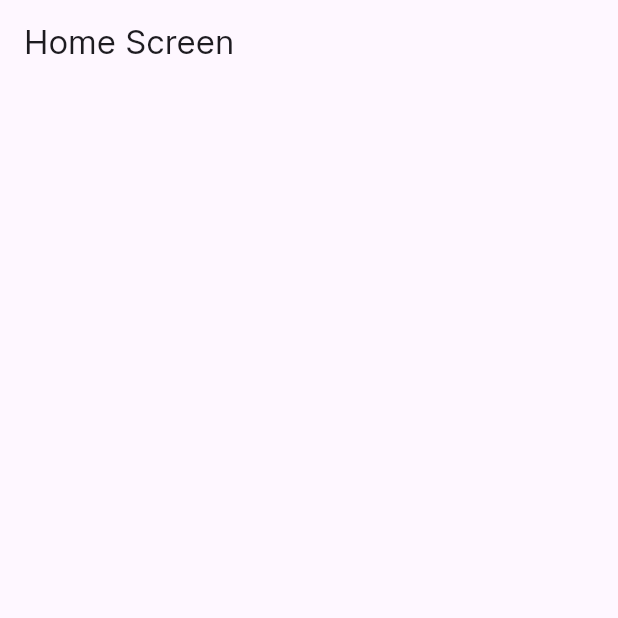
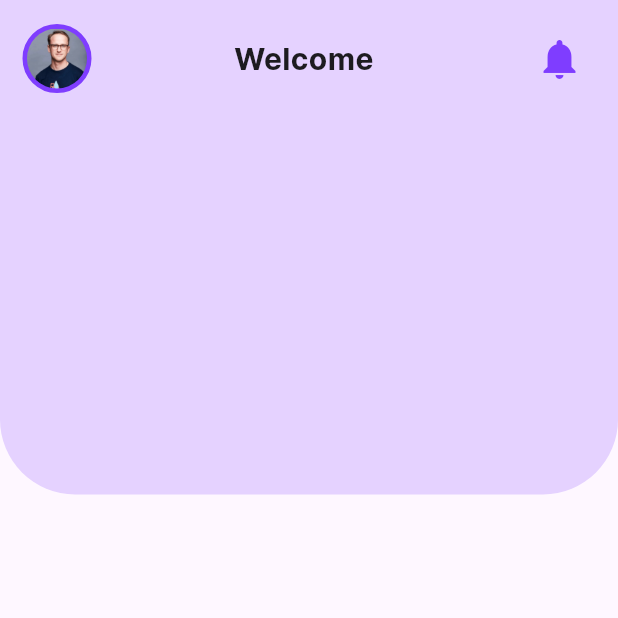
Before and after one commit to teshankalhara/expenz-app-flutter, a Flutter app: the HomeScreen screen opened directly, on a phone screen of 412 x 824 dp, the top half of it. Run offline on Flutter 3.47's test engine with Material 3 defaults, Android fonts, the phone set to English and light mode, and no system bars; our stand-ins replace shared_preferences, smooth_page_indicator; accounts and stored records are empty.

Commit message:
Implement user greeting in HomeScreen with username retrieval from shared preferences

```diff
--- a/lib/screens/home_screen.dart
+++ b/lib/screens/home_screen.dart
@@ -1,3 +1,6 @@
+import 'package:expenz_app/constant/colors.dart';
+import 'package:expenz_app/constant/constants.dart';
+import 'package:expenz_app/services/user_service.dart';
 import 'package:flutter/material.dart';
 
 class HomeScreen extends StatefulWidget {
@@ -8,8 +11,88 @@ class HomeScreen extends StatefulWidget {
 }
 
 class _HomeScreenState extends State<HomeScreen> {
+  String username = "";
+
+  @override
+  void initState() {
+    //get the username form the shared preferences
+    UserService.getUserDeta().then((value) {
+      if (value["username"] != null) {
+        setState(() {
+          username = value["username"]!;
+        });
+      }
+    });
+    super.initState();
+  }
+
   @override
   Widget build(BuildContext context) {
-    return Scaffold(appBar: AppBar(title: Text("Home Screen")));
+    return Scaffold(
+      body: SafeArea(
+        child: Column(
+          //main column
+          children: [
+            Container(
+              height: MediaQuery.of(context).size.height * 0.4,
+              decoration: BoxDecoration(
+                // ignore: deprecated_member_use
+                color: kMainColor.withOpacity(0.20),
+                borderRadius: const BorderRadius.only(
+                  bottomLeft: Radius.circular(50),
+                  bottomRight: Radius.circular(50),
+                ),
+              ),
+              child: Padding(
+                padding: const EdgeInsets.all(kDefalutPadding),
+                child: Column(
+                  //bg column
+                  children: [
+                    Row(
+                      mainAxisAlignment: MainAxisAlignment.spaceBetween,
+                      children: [
+                        Container(
+                          decoration: BoxDecoration(
+                            borderRadius: BorderRadius.circular(100),
+                            color: kMainColor,
+                            border: Border.all(color: kMainColor, width: 3),
+                          ),
+                          child: ClipRRect(
+                            borderRadius: BorderRadius.circular(100),
+                            child: Image.asset(
+                              'assets/images/user.jpg',
+                              height: 40,
+                              width: 40,
+                              fit: BoxFit.cover,
+                            ),
+                          ),
+                        ),
+                        const SizedBox(width: 20),
+                        Text(
+                          "Welcome $username",
+                          style: TextStyle(
+                            fontSize: 20,
+                            fontWeight: FontWeight.bold,
+                          ),
+                        ),
+                        const SizedBox(width: 20),
+                        IconButton(
+                          onPressed: () {},
+                          icon: const Icon(
+                            Icons.notifications,
+                            color: kMainColor,
+                            size: 32,
+                          ),
+                        ),
+                      ],
+                    ),
+                  ],
+                ),
+              ),
+            ),
+          ],
+        ),
+      ),
+    );
   }
 }
```
